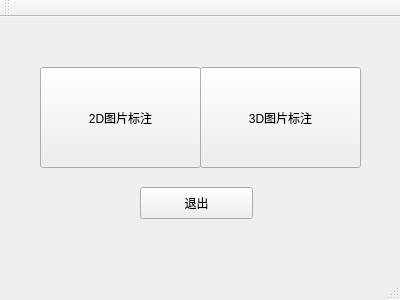
Qt form welcome.ui (Lucius-lsr/LabelMePlus) before a commit.
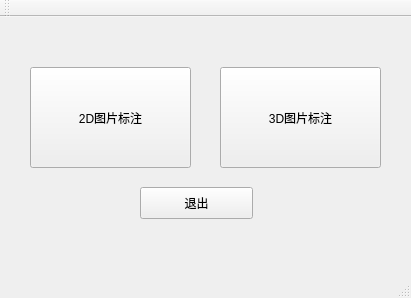
The same form after that commit.

Diff of the .ui file:
```diff
--- a/welcome.ui
+++ b/welcome.ui
@@ -6,8 +6,8 @@
    <rect>
     <x>0</x>
     <y>0</y>
-    <width>400</width>
-    <height>300</height>
+    <width>411</width>
+    <height>298</height>
    </rect>
   </property>
   <property name="windowTitle">
@@ -17,7 +17,7 @@
    <widget class="QPushButton" name="pushButton_2D">
     <property name="geometry">
      <rect>
-      <x>40</x>
+      <x>30</x>
       <y>50</y>
       <width>161</width>
       <height>101</height>
@@ -33,7 +33,7 @@
    <widget class="QPushButton" name="pushButton_3D">
     <property name="geometry">
      <rect>
-      <x>200</x>
+      <x>220</x>
       <y>50</y>
       <width>161</width>
       <height>101</height>
```
Left out of the diff: 4 changed lines with no effect on the pictures.
